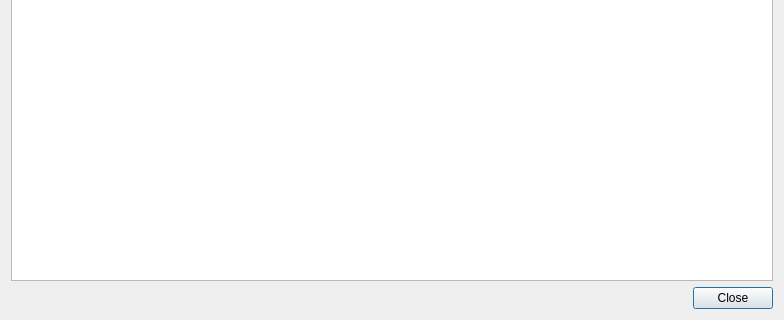
Qt form source/dialoghelp.ui (Neural-Systems-at-UIO/nutil) before a commit; both pictures show x 0 to 784 and y 168 to 488 of the 784 by 488 pixel window.
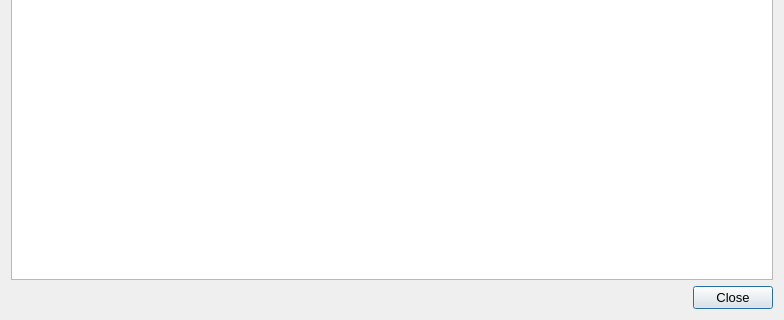
The same form after that commit.

```diff
--- a/source/dialoghelp.ui
+++ b/source/dialoghelp.ui
@@ -10,6 +10,14 @@
     <height>488</height>
    </rect>
   </property>
+  <property name="font">
+   <font>
+    <family>MS Shell Dlg 2</family>
+    <pointsize>10</pointsize>
+    <weight>50</weight>
+    <bold>false</bold>
+   </font>
+  </property>
   <property name="windowTitle">
    <string>Nutil Help</string>
   </property>
```
